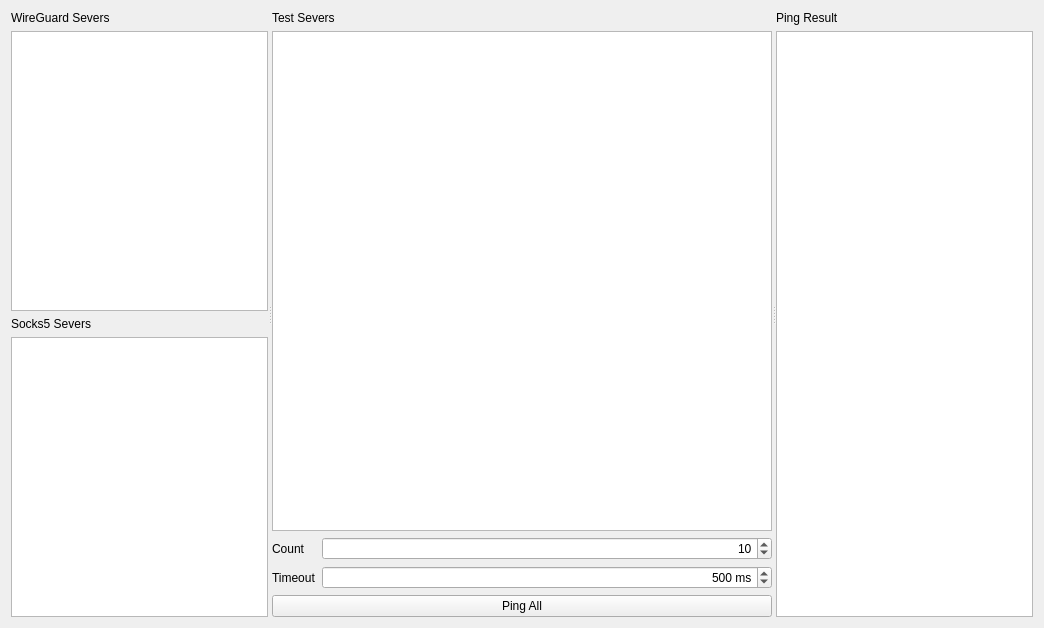
The window that Ui_PingTool.ui (Holence/WireSock-GUI) describes before a commit, drawn with Qt 5.
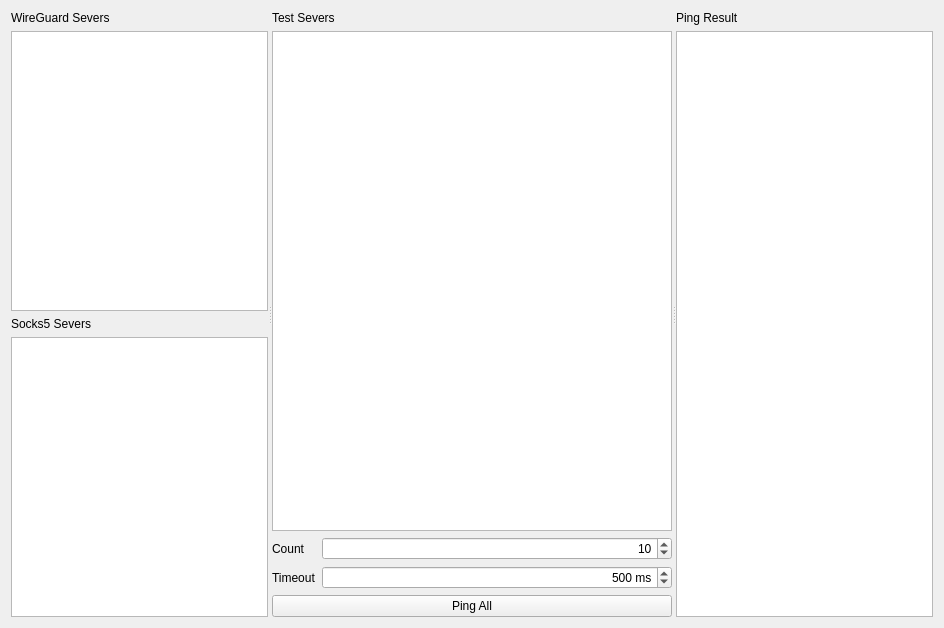
The same window after the commit. Custom widgets are drawn as their Qt base class.

The edit to the form file:
```diff
--- a/Ui_PingTool.ui
+++ b/Ui_PingTool.ui
@@ -6,7 +6,7 @@
    <rect>
     <x>0</x>
     <y>0</y>
-    <width>1044</width>
+    <width>944</width>
     <height>623</height>
    </rect>
   </property>
@@ -80,7 +80,7 @@
           <widget class="PingTable" name="tableWidget_test">
            <property name="minimumSize">
             <size>
-             <width>500</width>
+             <width>400</width>
              <height>500</height>
             </size>
            </property>
```
